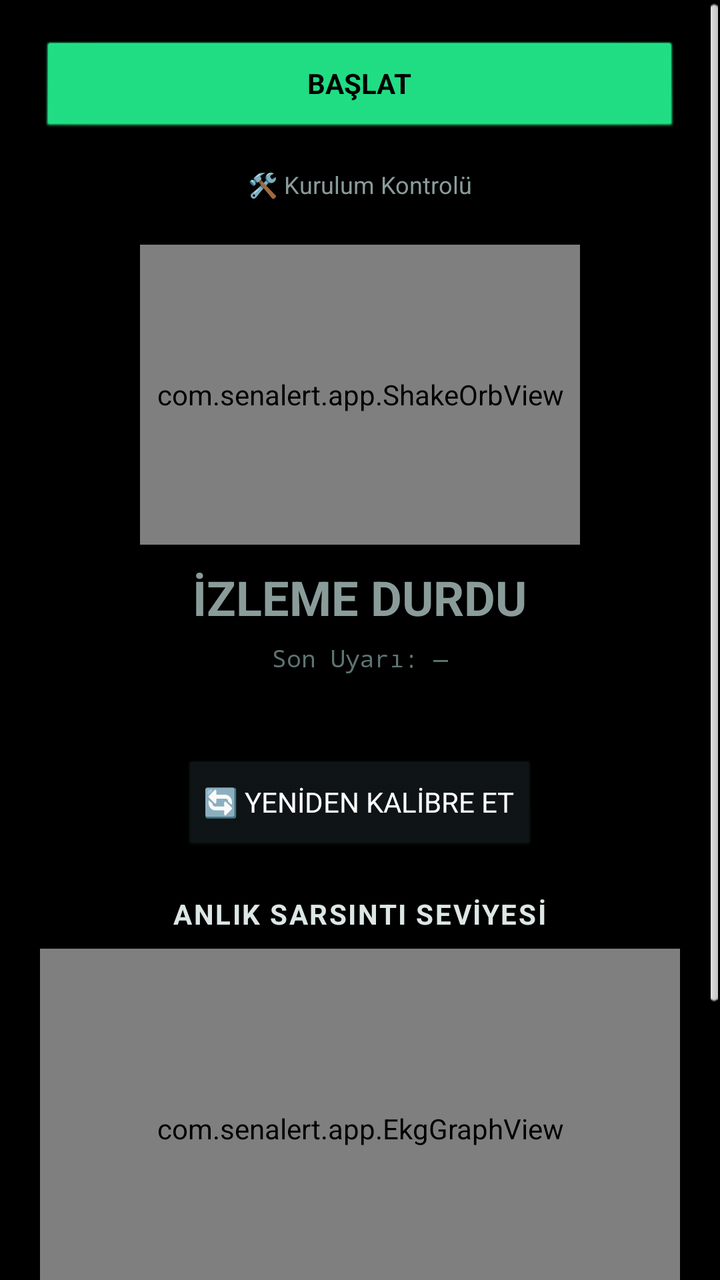
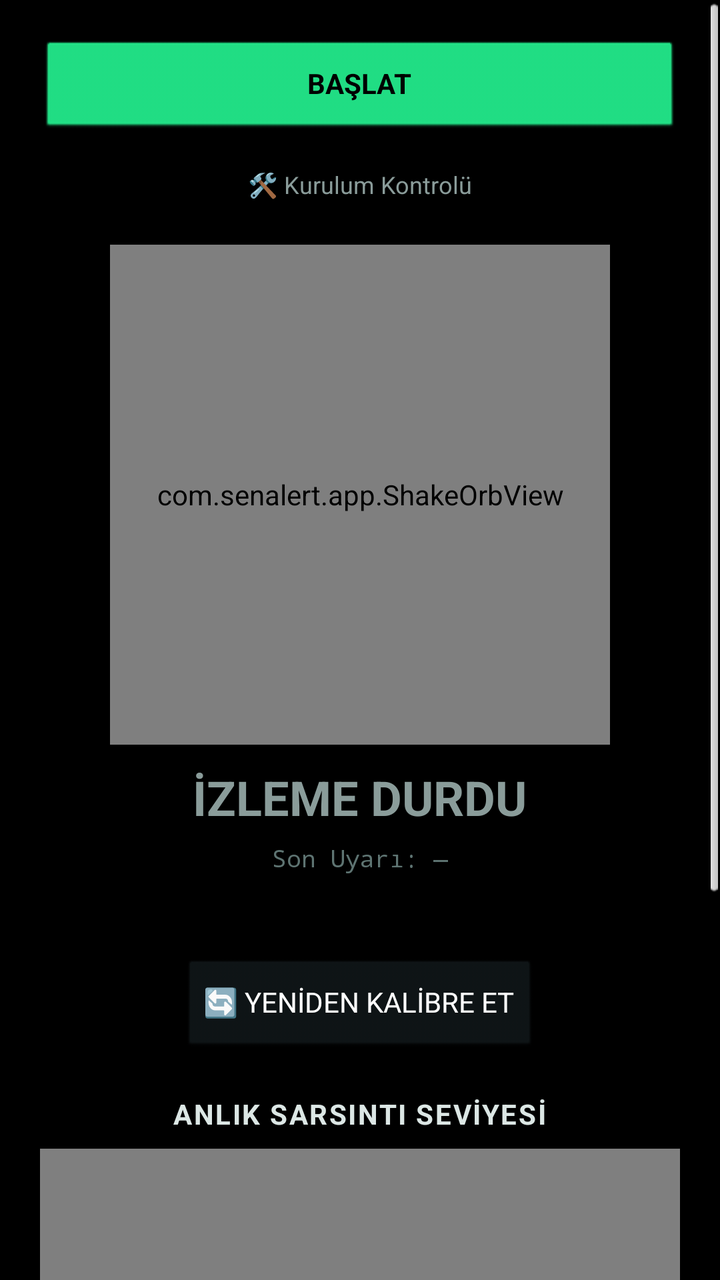

The first picture is an Android layout as it rendered before a commit; the second is the same layout after the commit. The layout source and the unified diff follow.
<!-- AndroidManifest.xml: application theme android:Theme.Black.NoTitleBar -->
<!-- res/layout/activity_main.xml -->
<?xml version="1.0" encoding="utf-8"?>
<ScrollView xmlns:android="http://schemas.android.com/apk/res/android"
    android:id="@+id/rootLayout"
    android:layout_width="match_parent"
    android:layout_height="match_parent"
    android:background="#05070707">

    <LinearLayout
        android:layout_width="match_parent"
        android:layout_height="wrap_content"
        android:orientation="vertical"
        android:padding="20dp">

        <Button
            android:id="@+id/btnToggle"
            android:layout_width="match_parent"
            android:layout_height="wrap_content"
            android:text="BAŞLAT"
            android:backgroundTint="#22E88A"
            android:textColor="#000000"
            android:textStyle="bold"/>

        <TextView
            android:id="@+id/btnSetupToggle"
            android:layout_width="wrap_content"
            android:layout_height="wrap_content"
            android:layout_gravity="center_horizontal"
            android:layout_marginTop="10dp"
            android:padding="6dp"
            android:text="🛠️ Kurulum Kontrolü"
            android:textColor="#8A9C9A"
            android:textSize="12sp"/>

        <LinearLayout
            android:id="@+id/setupPanel"
            android:layout_width="match_parent"
            android:layout_height="wrap_content"
            android:orientation="vertical"
            android:visibility="gone"
            android:background="#0F1517"
            android:padding="14dp"
            android:layout_marginTop="4dp">

            <TextView
                android:id="@+id/setupNotifStatus"
                android:layout_width="wrap_content"
                android:layout_height="wrap_content"
                android:text="Bildirim İzni: —"
                android:textColor="#DCE7E5"
                android:textSize="13sp"/>

            <Button
                android:id="@+id/btnFixNotif"
                android:layout_width="wrap_content"
                android:layout_height="wrap_content"
                android:text="İzin Ver"
                android:backgroundTint="#22E88A"
                android:textColor="#000000"
                android:layout_marginTop="6dp"
                android:visibility="gone"/>

            <View
                android:layout_width="match_parent"
                android:layout_height="1dp"
                android:background="#1C2A2C"
                android:layout_marginTop="12dp"
                android:layout_marginBottom="12dp"/>

            <TextView
                android:id="@+id/setupBatteryStatus"
                android:layout_width="wrap_content"
                android:layout_height="wrap_content"
                android:text="Pil Optimizasyonu: —"
                android:textColor="#DCE7E5"
                android:textSize="13sp"/>

            <Button
                android:id="@+id/btnFixBattery"
                android:layout_width="wrap_content"
                android:layout_height="wrap_content"
                android:text="Kısıtlamayı Kaldır"
                android:backgroundTint="#22E88A"
                android:textColor="#000000"
                android:layout_marginTop="6dp"
                android:visibility="gone"/>

            <View
                android:layout_width="match_parent"
                android:layout_height="1dp"
                android:background="#1C2A2C"
                android:layout_marginTop="12dp"
                android:layout_marginBottom="12dp"/>

            <TextView
                android:layout_width="wrap_content"
                android:layout_height="wrap_content"
                android:text="Otomatik Başlatma (cihaz markanıza göre ayrı bir ayar olabilir)"
                android:textColor="#DCE7E5"
                android:textSize="13sp"/>

            <Button
                android:id="@+id/btnFixAutostart"
                android:layout_width="wrap_content"
                android:layout_height="wrap_content"
                android:text="Ayarları Aç"
                android:backgroundTint="#0F1517"
                android:textColor="#FFFFFF"
                android:layout_marginTop="6dp"/>

        </LinearLayout>

        <com.senalert.app.ShakeOrbView
            android:id="@+id/orbView"
            android:layout_width="220dp"
            android:layout_height="150dp"
            android:layout_gravity="center_horizontal"
            android:layout_marginTop="16dp"/>

        <TextView
            android:id="@+id/stateText"
            android:layout_width="wrap_content"
            android:layout_height="wrap_content"
            android:layout_gravity="center_horizontal"
            android:layout_marginTop="10dp"
            android:text="İZLEME DURDU"
            android:textColor="#8A9C9A"
            android:textSize="24sp"
            android:textStyle="bold"/>

        <TextView
            android:id="@+id/lastAlertText"
            android:layout_width="wrap_content"
            android:layout_height="wrap_content"
            android:layout_gravity="center_horizontal"
            android:layout_marginTop="6dp"
            android:text="Son Uyarı: —"
            android:textColor="#5E7472"
            android:textSize="12sp"
            android:fontFamily="monospace"/>

        <TextView
            android:id="@+id/alertBar"
            android:layout_width="match_parent"
            android:layout_height="wrap_content"
            android:layout_marginTop="16dp"
            android:padding="14dp"
            android:gravity="center"
            android:visibility="gone"
            android:textColor="#000000"
            android:textSize="16sp"
            android:textStyle="bold"
            android:background="#808080"/>

        <TextView
            android:id="@+id/btnMute"
            android:layout_width="wrap_content"
            android:layout_height="wrap_content"
            android:layout_gravity="center_horizontal"
            android:layout_marginTop="8dp"
            android:padding="4dp"
            android:text="🔕 Uyarıyı Sustur"
            android:textColor="#FF3B30"
            android:textSize="12sp"
            android:visibility="invisible"/>

        
        <Button
            android:id="@+id/btnRecalibrate"
            android:layout_width="wrap_content"
            android:layout_height="wrap_content"
            android:layout_gravity="center_horizontal"
            android:layout_marginTop="10dp"
            android:text="🔄 YENİDEN KALİBRE ET"
            android:backgroundTint="#0F1517"
            android:textColor="#FFFFFF"/>

        <TextView
            android:layout_width="wrap_content"
            android:layout_height="wrap_content"
            android:layout_gravity="center_horizontal"
            android:layout_marginTop="20dp"
            android:text="ANLIK SARSINTI SEVİYESİ"
            android:textColor="#DCE7E5"
            android:textSize="14sp"
            android:textStyle="bold"
            android:letterSpacing="0.06"/>

        <com.senalert.app.EkgGraphView
            android:id="@+id/ekgView"
            android:layout_width="match_parent"
            android:layout_height="180dp"
            android:layout_marginTop="8dp"
            android:background="#0a1112"/>

        <TextView
            android:layout_width="wrap_content"
            android:layout_height="wrap_content"
            android:layout_gravity="center_horizontal"
            android:layout_marginTop="6dp"
            android:text="Son 6 Saniye"
            android:textColor="#8A9C9A"
            android:textSize="12sp"/>

        <TextView
            android:id="@+id/btnInfoToggle"
            android:layout_width="wrap_content"
            android:layout_height="wrap_content"
            android:layout_gravity="center_horizontal"
            android:layout_marginTop="18dp"
            android:padding="8dp"
            android:text="ℹ️ Teknik Bilgi"
            android:textColor="#8A9C9A"
            android:textSize="12sp"/>

        <LinearLayout
            android:id="@+id/detailsPanel"
            android:layout_width="match_parent"
            android:layout_height="wrap_content"
            android:orientation="vertical"
            android:visibility="gone"
            android:background="#0F1517"
            android:padding="12dp"
            android:layout_marginTop="4dp">

            <TextView
                android:id="@+id/sensorText"
                android:layout_width="wrap_content"
                android:layout_height="wrap_content"
                android:layout_gravity="center_horizontal"
                android:text="X: 0.00  Y: 0.00  Z: 0.00\nΔXY: 0.00  ΔZ: 0.00"
                android:textColor="#DCE7E5"
                android:textSize="12sp"
                android:fontFamily="monospace"
                android:gravity="center"/>

            <TextView
                android:id="@+id/lastBroadcastText"
                android:layout_width="wrap_content"
                android:layout_height="wrap_content"
                android:layout_gravity="center_horizontal"
                android:layout_marginTop="8dp"
                android:text="Son Veri Güncellemesi: —"
                android:textColor="#22E88A"
                android:textSize="11sp"
                android:fontFamily="monospace"
                android:gravity="center"/>

            <TextView
                android:layout_width="wrap_content"
                android:layout_height="wrap_content"
                android:layout_gravity="center_horizontal"
                android:layout_marginTop="6dp"
                android:text="Seviye ölçeği: 🟢 0-29 Düşük · 🟡 30-69 Orta · 🔴 70-100 Yüksek"
                android:textColor="#8A9C9A"
                android:textSize="10sp"
                android:gravity="center"/>

            <View
                android:layout_width="match_parent"
                android:layout_height="1dp"
                android:background="#1C2A2C"
                android:layout_marginTop="12dp"
                android:layout_marginBottom="12dp"/>

            <TextView
                android:layout_width="wrap_content"
                android:layout_height="wrap_content"
                android:text="Sen-Alert, cihazın bulunduğu noktadaki sarsıntıyı internet bağlantısı gerektirmeden, dahili hareket sensörlerini kullanarak sürekli izler. Amacı panik oluşturmak değil, olası bir sarsıntı durumunda kullanıcıya mümkün olan en kısa sürede farkındalık kazandırmaktır.\n\nSarsıntı seviyeleri (Yeşil / Sarı / Kırmızı), cihazın dahili hareket sensörlerinden alınan verilerin analizine göre belirlenir. Eşik değerleri gerçek kullanım testleriyle optimize edilmiştir.\n\nBu uygulama bir deprem büyüklüğü veya deprem şiddeti ölçüm cihazı değildir. Ölçülen değerler; cihazın modeli, sensör özellikleri, bulunduğu yüzey ve konum gibi etkenlere bağlı olarak değişebilir. Sen-Alert, yalnızca cihazın bulunduğu noktadaki sarsıntıyı algılayarak kullanıcıyı mümkün olan en kısa sürede ses, titreşim ve ışık bildirimleriyle uyarmayı amaçlar."
                android:textColor="#8A9C9A"
                android:textSize="11sp"
                android:lineSpacingExtra="3dp"/>

            <View
                android:layout_width="match_parent"
                android:layout_height="1dp"
                android:background="#1C2A2C"
                android:layout_marginTop="12dp"
                android:layout_marginBottom="12dp"/>

            <TextView
                android:layout_width="wrap_content"
                android:layout_height="wrap_content"
                android:layout_gravity="center_horizontal"
                android:text="CANLI ALGORİTMA KARŞILAŞTIRMA (TEST MODU)"
                android:textColor="#FFD60A"
                android:textSize="11sp"
                android:textStyle="bold"
                android:letterSpacing="0.05"/>

            <TextView
                android:id="@+id/testModeOffNotice"
                android:layout_width="wrap_content"
                android:layout_height="wrap_content"
                android:layout_gravity="center_horizontal"
                android:layout_marginTop="8dp"
                android:text="Test Modu kapalı - Ayarlar'dan açabilirsiniz"
                android:textColor="#5E7472"
                android:textSize="10sp"/>

            <LinearLayout
                android:id="@+id/comparisonPanel"
                android:layout_width="match_parent"
                android:layout_height="wrap_content"
                android:orientation="vertical"
                android:visibility="gone"
                android:layout_marginTop="8dp">

                <LinearLayout
                    android:layout_width="match_parent"
                    android:layout_height="wrap_content"
                    android:orientation="horizontal">

                    <LinearLayout
                        android:layout_width="0dp"
                        android:layout_height="wrap_content"
                        android:layout_weight="1"
                        android:orientation="vertical"
                        android:gravity="center">
                        <TextView
                            android:layout_width="wrap_content" android:layout_height="wrap_content"
                            android:text="MEVCUT V1 (XY)" android:textColor="#5E7472" android:textSize="9sp"/>
                        <TextView
                            android:id="@+id/cmpSxy"
                            android:layout_width="wrap_content" android:layout_height="wrap_content"
                            android:text="0.00" android:textColor="#DCE7E5" android:textSize="18sp" android:textStyle="bold"/>
                        <TextView
                            android:id="@+id/cmpSxyState"
                            android:layout_width="wrap_content" android:layout_height="wrap_content"
                            android:text="NORMAL" android:textColor="#22E88A" android:textSize="11sp"/>
                    </LinearLayout>

                    <LinearLayout
                        android:layout_width="0dp"
                        android:layout_height="wrap_content"
                        android:layout_weight="1"
                        android:orientation="vertical"
                        android:gravity="center">
                        <TextView
                            android:layout_width="wrap_content" android:layout_height="wrap_content"
                            android:text="TEST V1.1 (XYZ w=0.3)" android:textColor="#5E7472" android:textSize="9sp"/>
                        <TextView
                            android:id="@+id/cmpSxyz"
                            android:layout_width="wrap_content" android:layout_height="wrap_content"
                            android:text="0.00" android:textColor="#DCE7E5" android:textSize="18sp" android:textStyle="bold"/>
                        <TextView
                            android:id="@+id/cmpSxyzState"
                            android:layout_width="wrap_content" android:layout_height="wrap_content"
                            android:text="NORMAL" android:textColor="#22E88A" android:textSize="11sp"/>
                    </LinearLayout>
                </LinearLayout>

                <View
                    android:layout_width="match_parent" android:layout_height="1dp"
                    android:background="#1C2A2C" android:layout_marginTop="10dp" android:layout_marginBottom="10dp"/>

                <TextView
                    android:layout_width="wrap_content" android:layout_height="wrap_content"
                    android:text="TEPKİ SÜRELERİ (SON BÖLÜM)"
                    android:textColor="#5E7472" android:textSize="9sp" android:layout_gravity="center_horizontal"/>

                <LinearLayout
                    android:layout_width="match_parent" android:layout_height="wrap_content"
                    android:orientation="horizontal" android:layout_marginTop="6dp">
                    <TextView
                        android:layout_width="0dp" android:layout_height="wrap_content" android:layout_weight="1"
                        android:text="🟡 Sarı: XY" android:textColor="#8A9C9A" android:textSize="11sp"/>
                    <TextView
                        android:id="@+id/cmpYellowXy"
                        android:layout_width="0dp" android:layout_height="wrap_content" android:layout_weight="1"
                        android:text="—" android:textColor="#DCE7E5" android:textSize="11sp" android:gravity="end"/>
                </LinearLayout>

                <LinearLayout
                    android:layout_width="match_parent" android:layout_height="wrap_content"
                    android:orientation="horizontal">
                    <TextView
                        android:layout_width="0dp" android:layout_height="wrap_content" android:layout_weight="1"
                        android:text="🟡 Sarı: XYZ" android:textColor="#8A9C9A" android:textSize="11sp"/>
                    <TextView
                        android:id="@+id/cmpYellowXyz"
                        android:layout_width="0dp" android:layout_height="wrap_content" android:layout_weight="1"
                        android:text="—" android:textColor="#DCE7E5" android:textSize="11sp" android:gravity="end"/>
                </LinearLayout>

                <LinearLayout
                    android:layout_width="match_parent" android:layout_height="wrap_content"
                    android:orientation="horizontal" android:layout_marginTop="6dp">
                    <TextView
                        android:layout_width="0dp" android:layout_height="wrap_content" android:layout_weight="1"
                        android:text="🔴 Kırmızı: XY" android:textColor="#8A9C9A" android:textSize="11sp"/>
                    <TextView
                        android:id="@+id/cmpRedXy"
                        android:layout_width="0dp" android:layout_height="wrap_content" android:layout_weight="1"
                        android:text="—" android:textColor="#DCE7E5" android:textSize="11sp" android:gravity="end"/>
                </LinearLayout>

                <LinearLayout
                    android:layout_width="match_parent" android:layout_height="wrap_content"
                    android:orientation="horizontal">
                    <TextView
                        android:layout_width="0dp" android:layout_height="wrap_content" android:layout_weight="1"
                        android:text="🔴 Kırmızı: XYZ" android:textColor="#8A9C9A" android:textSize="11sp"/>
                    <TextView
                        android:id="@+id/cmpRedXyz"
                        android:layout_width="0dp" android:layout_height="wrap_content" android:layout_weight="1"
                        android:text="—" android:textColor="#DCE7E5" android:textSize="11sp" android:gravity="end"/>
                </LinearLayout>

                <Button
                    android:id="@+id/btnSaveCsv"
                    android:layout_width="match_parent" android:layout_height="wrap_content"
                    android:text="💾 TESTİ KAYDET (CSV)"
                    android:backgroundTint="#FFD60A" android:textColor="#000000"
                    android:layout_marginTop="14dp"/>
            </LinearLayout>
        </LinearLayout>

        <Button
            android:id="@+id/btnSettings"
            android:layout_width="match_parent"
            android:layout_height="wrap_content"
            android:layout_marginTop="20dp"
            android:text="AYARLAR"
            android:backgroundTint="#0F1517"
            android:textColor="#FFFFFF"/>

    </LinearLayout>
</ScrollView>
<!-- resources referenced by this layout -->
<resources>

</resources>

<!-- the commit's change to res/layout/activity_main.xml (unified diff, before → after) -->
@@ -111,8 +111,8 @@
 
         <com.senalert.app.ShakeOrbView
             android:id="@+id/orbView"
-            android:layout_width="220dp"
-            android:layout_height="150dp"
+            android:layout_width="250dp"
+            android:layout_height="250dp"
             android:layout_gravity="center_horizontal"
             android:layout_marginTop="16dp"/>
 
@@ -163,7 +163,6 @@
             android:textSize="12sp"
             android:visibility="invisible"/>
 
-        
         <Button
             android:id="@+id/btnRecalibrate"
             android:layout_width="wrap_content"
